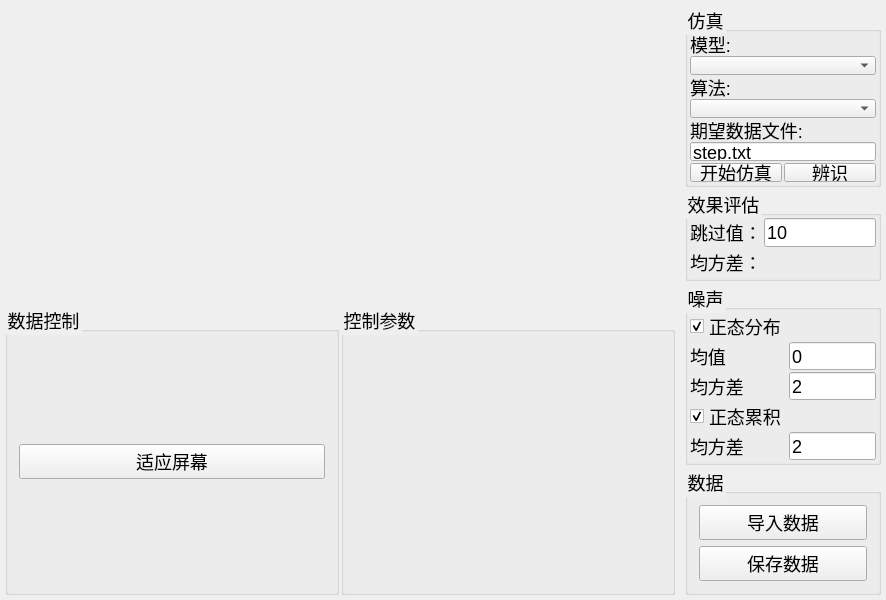
This is pidsim/mainwindow.ui in yangzigy/pidtool as Qt 5 draws it before an edit. The edited form follows.
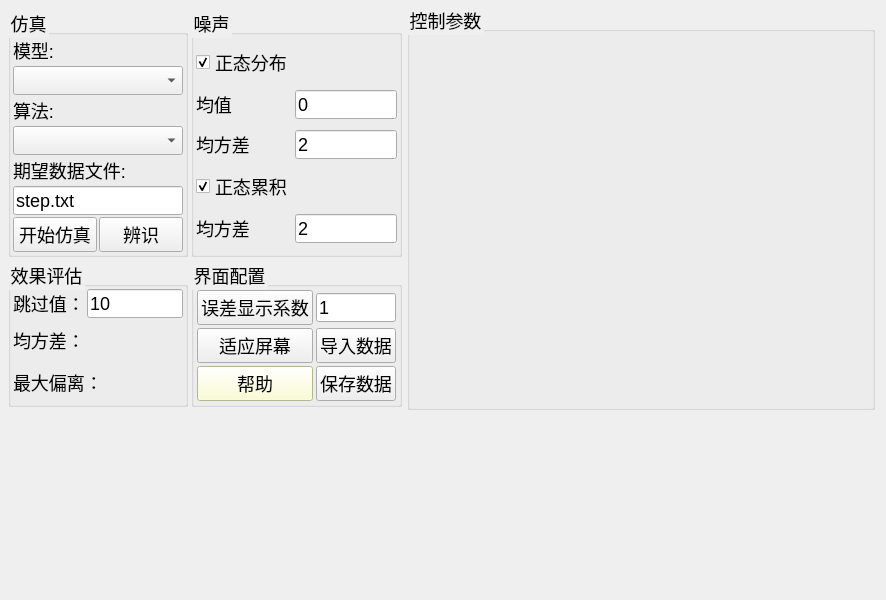
This is the edited form.

What changed in the file:
```diff
--- a/pidsim/mainwindow.ui
+++ b/pidsim/mainwindow.ui
@@ -37,41 +37,6 @@
      <number>3</number>
     </property>
     <item row="0" column="0">
-     <widget class="QFrame" name="gridFrame_2">
-      <property name="minimumSize">
-       <size>
-        <width>200</width>
-        <height>0</height>
-       </size>
-      </property>
-      <property name="font">
-       <font>
-        <pointsize>-1</pointsize>
-        <weight>50</weight>
-        <italic>false</italic>
-        <bold>false</bold>
-       </font>
-      </property>
-      <layout class="QGridLayout" name="grid_serial">
-       <property name="leftMargin">
-        <number>3</number>
-       </property>
-       <property name="topMargin">
-        <number>3</number>
-       </property>
-       <property name="rightMargin">
-        <number>3</number>
-       </property>
-       <property name="bottomMargin">
-        <number>3</number>
-       </property>
-       <property name="spacing">
-        <number>3</number>
-       </property>
-      </layout>
-     </widget>
-    </item>
-    <item row="1" column="0">
      <widget class="QWidget" name="widget" native="true">
       <property name="minimumSize">
        <size>
@@ -120,66 +85,41 @@
         </widget>
        </item>
        <item row="0" column="0">
-        <widget class="QGroupBox" name="groupBox_6">
-         <property name="title">
-          <string>数据控制</string>
-         </property>
-         <layout class="QGridLayout" name="gridLayout_9">
-          <item row="0" column="0">
-           <widget class="QPushButton" name="bt_fitscreen">
-            <property name="text">
-             <string>适应屏幕</string>
-            </property>
-           </widget>
-          </item>
-         </layout>
-        </widget>
-       </item>
-      </layout>
-     </widget>
-    </item>
-    <item row="0" column="1" rowspan="2">
-     <widget class="QFrame" name="gridFrame">
-      <property name="sizePolicy">
-       <sizepolicy hsizetype="Preferred" vsizetype="Preferred">
-        <horstretch>0</horstretch>
-        <verstretch>0</verstretch>
-       </sizepolicy>
-      </property>
+        <widget class="QWidget" name="widget_6" native="true">
       <property name="minimumSize">
        <size>
-        <width>200</width>
+           <width>400</width>
         <height>0</height>
        </size>
       </property>
       <property name="maximumSize">
        <size>
-        <width>200</width>
+           <width>400</width>
         <height>16777215</height>
        </size>
       </property>
-      <layout class="QGridLayout" name="gridLayout_2">
+         <layout class="QGridLayout" name="gridLayout_9" columnstretch="1,1">
        <property name="leftMargin">
-        <number>2</number>
+           <number>3</number>
        </property>
        <property name="topMargin">
-        <number>2</number>
+           <number>3</number>
        </property>
        <property name="rightMargin">
-        <number>2</number>
+           <number>3</number>
        </property>
        <property name="bottomMargin">
-        <number>2</number>
+           <number>3</number>
        </property>
        <property name="spacing">
-        <number>2</number>
+           <number>3</number>
        </property>
        <item row="2" column="0">
-        <widget class="QGroupBox" name="groupBox_3">
+           <widget class="QGroupBox" name="groupBox_4">
          <property name="title">
-          <string>噪声</string>
-         </property>
-         <layout class="QGridLayout" name="gridLayout_6">
+             <string>效果评估</string>
+            </property>
+            <layout class="QGridLayout" name="gridLayout_5">
           <property name="leftMargin">
            <number>2</number>
           </property>
@@ -195,65 +135,31 @@
           <property name="spacing">
            <number>2</number>
           </property>
-          <item row="2" column="1">
-           <widget class="QLineEdit" name="le_nnorm_std">
+             <item row="0" column="1">
+              <widget class="QLineEdit" name="le_eval_jump">
             <property name="text">
-             <string>2</string>
-            </property>
-           </widget>
-          </item>
-          <item row="1" column="0">
-           <widget class="QLabel" name="label_6">
-            <property name="text">
-             <string>均值</string>
-            </property>
-           </widget>
-          </item>
-          <item row="1" column="1">
-           <widget class="QLineEdit" name="le_nnorm_mean">
-            <property name="text">
-             <string>0</string>
-            </property>
-           </widget>
-          </item>
-          <item row="2" column="0">
-           <widget class="QLabel" name="label_7">
-            <property name="text">
-             <string>均方差</string>
-            </property>
-           </widget>
-          </item>
-          <item row="3" column="0">
-           <widget class="QCheckBox" name="cb_noise_acc">
-            <property name="text">
-             <string>正态累积</string>
-            </property>
-            <property name="checked">
-             <bool>true</bool>
+                <string>10</string>
             </property>
            </widget>
           </item>
           <item row="0" column="0">
-           <widget class="QCheckBox" name="cb_noise_norm">
+              <widget class="QLabel" name="label_5">
             <property name="text">
-             <string>正态分布</string>
-            </property>
-            <property name="checked">
-             <bool>true</bool>
-            </property>
-           </widget>
-          </item>
-          <item row="4" column="1">
-           <widget class="QLineEdit" name="le_nacc_std">
+                <string>跳过值：</string>
+               </property>
+              </widget>
+             </item>
+             <item row="1" column="0" colspan="2">
+              <widget class="QLabel" name="lb_eval_std">
             <property name="text">
-             <string>2</string>
+                <string>均方差：</string>
             </property>
            </widget>
           </item>
-          <item row="4" column="0">
-           <widget class="QLabel" name="label_9">
+             <item row="2" column="0" colspan="2">
+              <widget class="QLabel" name="lb_eval_std_2">
             <property name="text">
-             <string>均方差</string>
+                <string>最大偏离：</string>
             </property>
            </widget>
           </item>
@@ -332,74 +238,199 @@
          </layout>
         </widget>
        </item>
+          <item row="0" column="1">
+           <widget class="QGroupBox" name="groupBox_3">
+            <property name="title">
+             <string>噪声</string>
+            </property>
+            <layout class="QGridLayout" name="gridLayout_6">
+             <property name="leftMargin">
+              <number>2</number>
+             </property>
+             <property name="topMargin">
+              <number>2</number>
+             </property>
+             <property name="rightMargin">
+              <number>2</number>
+             </property>
+             <property name="bottomMargin">
+              <number>2</number>
+             </property>
+             <property name="spacing">
+              <number>2</number>
+             </property>
+             <item row="2" column="1">
+              <widget class="QLineEdit" name="le_nnorm_std">
+               <property name="text">
+                <string>2</string>
+               </property>
+              </widget>
+             </item>
+             <item row="1" column="0">
+              <widget class="QLabel" name="label_6">
+               <property name="text">
+                <string>均值</string>
+               </property>
+              </widget>
+             </item>
+             <item row="1" column="1">
+              <widget class="QLineEdit" name="le_nnorm_mean">
+               <property name="text">
+                <string>0</string>
+               </property>
+              </widget>
+             </item>
+             <item row="2" column="0">
+              <widget class="QLabel" name="label_7">
+               <property name="text">
+                <string>均方差</string>
+               </property>
+              </widget>
+             </item>
        <item row="3" column="0">
+              <widget class="QCheckBox" name="cb_noise_acc">
+               <property name="text">
+                <string>正态累积</string>
+               </property>
+               <property name="checked">
+                <bool>true</bool>
+               </property>
+              </widget>
+             </item>
+             <item row="0" column="0">
+              <widget class="QCheckBox" name="cb_noise_norm">
+               <property name="text">
+                <string>正态分布</string>
+               </property>
+               <property name="checked">
+                <bool>true</bool>
+               </property>
+              </widget>
+             </item>
+             <item row="4" column="1">
+              <widget class="QLineEdit" name="le_nacc_std">
+               <property name="text">
+                <string>2</string>
+               </property>
+              </widget>
+             </item>
+             <item row="4" column="0">
+              <widget class="QLabel" name="label_9">
+               <property name="text">
+                <string>均方差</string>
+               </property>
+              </widget>
+             </item>
+            </layout>
+           </widget>
+          </item>
+          <item row="2" column="1">
         <widget class="QGroupBox" name="groupBox">
          <property name="title">
-          <string>数据</string>
-         </property>
-         <layout class="QGridLayout" name="gridLayout_3">
-          <item row="0" column="0">
-           <widget class="QPushButton" name="bt_import_data">
+             <string>界面配置</string>
+            </property>
+            <layout class="QGridLayout" name="gridLayout_2">
+             <property name="leftMargin">
+              <number>3</number>
+             </property>
+             <property name="topMargin">
+              <number>3</number>
+             </property>
+             <property name="rightMargin">
+              <number>3</number>
+             </property>
+             <property name="bottomMargin">
+              <number>3</number>
+             </property>
+             <property name="spacing">
+              <number>3</number>
+             </property>
+             <item row="2" column="0">
+              <widget class="QPushButton" name="bt_help">
+               <property name="styleSheet">
+                <string notr="true">*{background-color: rgb(251, 255, 201);}</string>
+               </property>
             <property name="text">
-             <string>导入数据</string>
+                <string>帮助</string>
             </property>
            </widget>
           </item>
           <item row="1" column="0">
+              <widget class="QPushButton" name="bt_fitscreen">
+               <property name="text">
+                <string>适应屏幕</string>
+               </property>
+              </widget>
+             </item>
+             <item row="2" column="1">
            <widget class="QPushButton" name="bt_save_data">
             <property name="text">
              <string>保存数据</string>
             </property>
            </widget>
           </item>
+             <item row="1" column="1">
+              <widget class="QPushButton" name="bt_import_data">
+               <property name="text">
+                <string>导入数据</string>
+               </property>
+              </widget>
+             </item>
+             <item row="0" column="1">
+              <widget class="QLineEdit" name="lineEdit">
+               <property name="text">
+                <string>1</string>
+               </property>
+              </widget>
+             </item>
+             <item row="0" column="0">
+              <widget class="QPushButton" name="bt_fitscreen_2">
+               <property name="text">
+                <string>误差显示系数</string>
+               </property>
+              </widget>
+             </item>
          </layout>
         </widget>
        </item>
-       <item row="1" column="0">
-        <widget class="QGroupBox" name="groupBox_4">
-         <property name="title">
-          <string>效果评估</string>
-         </property>
-         <layout class="QGridLayout" name="gridLayout_5">
+         </layout>
+        </widget>
+       </item>
+      </layout>
+     </widget>
+    </item>
+    <item row="1" column="0" colspan="2">
+     <widget class="QFrame" name="gridFrame_2">
+      <property name="minimumSize">
+       <size>
+        <width>200</width>
+        <height>0</height>
+       </size>
+      </property>
+      <property name="font">
+       <font>
+        <pointsize>-1</pointsize>
+        <weight>50</weight>
+        <italic>false</italic>
+        <bold>false</bold>
+       </font>
+      </property>
+      <layout class="QGridLayout" name="grid_serial">
           <property name="leftMargin">
-           <number>2</number>
+        <number>3</number>
           </property>
           <property name="topMargin">
-           <number>2</number>
+        <number>3</number>
           </property>
           <property name="rightMargin">
-           <number>2</number>
+        <number>3</number>
           </property>
           <property name="bottomMargin">
-           <number>2</number>
+        <number>3</number>
           </property>
           <property name="spacing">
-           <number>2</number>
-          </property>
-          <item row="0" column="0">
-           <widget class="QLabel" name="label_5">
-            <property name="text">
-             <string>跳过值：</string>
-            </property>
-           </widget>
-          </item>
-          <item row="0" column="1">
-           <widget class="QLineEdit" name="le_eval_jump">
-            <property name="text">
-             <string>10</string>
-            </property>
-           </widget>
-          </item>
-          <item row="1" column="0" colspan="2">
-           <widget class="QLabel" name="lb_eval_std">
-            <property name="text">
-             <string>均方差：</string>
-            </property>
-           </widget>
-          </item>
-         </layout>
-        </widget>
-       </item>
+        <number>3</number>
+       </property>
       </layout>
      </widget>
     </item>
```
Lines whose indentation alone changed are shown as unchanged.
